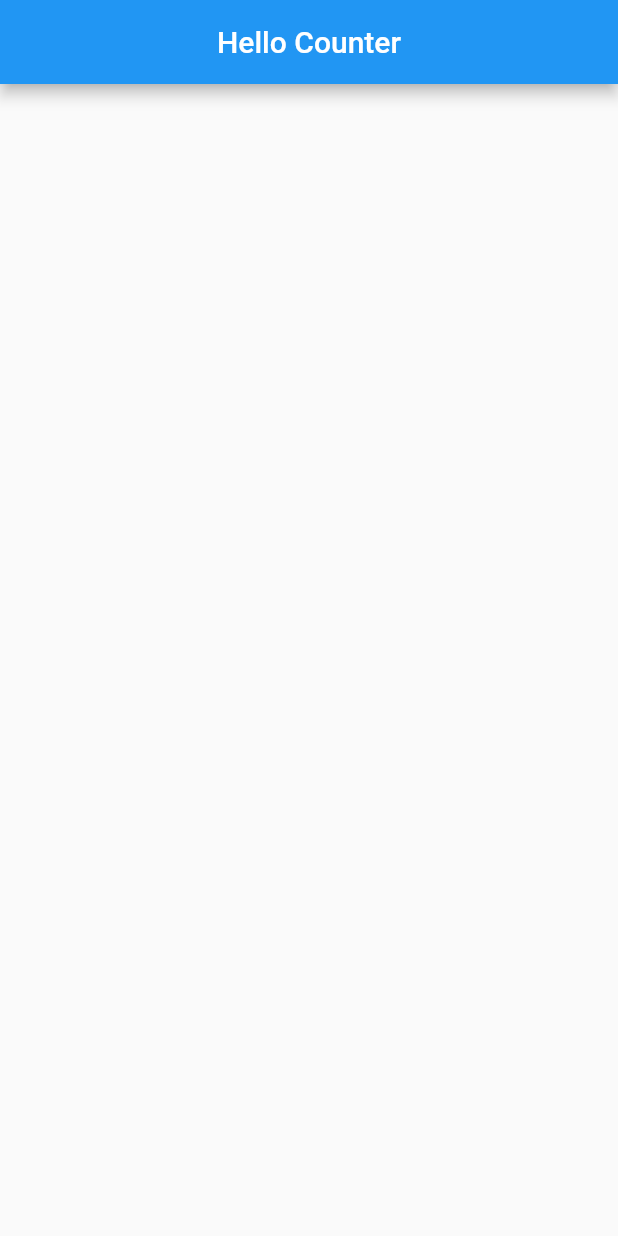
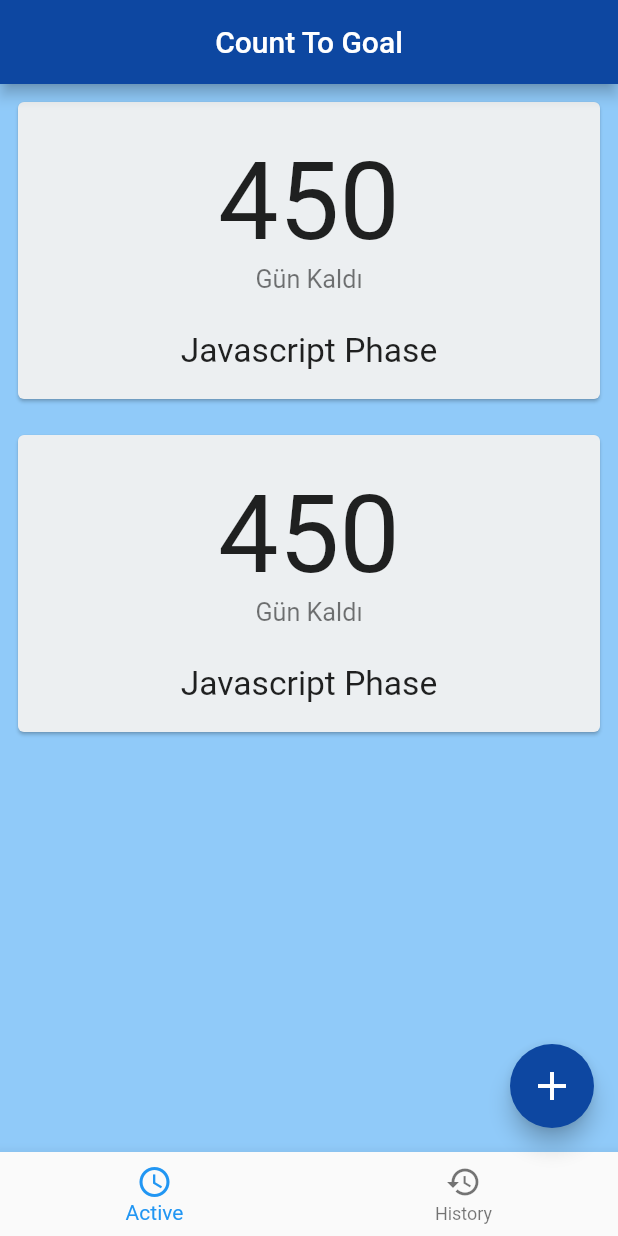
Before and after one commit to stelselim/CounterBack, a Flutter app: the screen it shows after launch, on a phone screen of 412 x 824 dp. Run offline on Flutter 3.47's test engine with Material 2 defaults, Android fonts, the phone set to English and light mode, and no system bars; our stand-ins replace flutter_datetime_picker, fluttertoast.

Commit message:
All Cards added and components created

```diff
--- /dev/null
+++ b/lib/Pages/mainbody.dart
@@ -0,0 +1,22 @@
+import 'package:counterback/components/counterCard.dart';
+import 'package:flutter/material.dart';
+
+class MainBody extends StatelessWidget {
+  const MainBody({Key key}) : super(key: key);
+
+  @override
+  Widget build(BuildContext context) {
+    return Container(
+      color: Colors.blue.shade200,
+      child: ListView.builder(
+        itemCount: 2,
+        itemBuilder: (BuildContext context, int index) {
+          return Padding(
+            padding: const EdgeInsets.all(8.0),
+            child: CounterCard(),
+          );
+        },
+      ),
+    );
+  }
+}
--- a/lib/Pages/mainpage.dart
+++ /dev/null
@@ -1,12 +0,0 @@
-import 'package:flutter/material.dart';
-
-
-class MainBody extends StatelessWidget {
-  const MainBody({Key key}) : super(key: key);
-
-  @override
-  Widget build(BuildContext context) {
-    return Container(
-    );
-  }
-}
--- a/lib/colors/primaryColors.dart
+++ b/lib/colors/primaryColors.dart
@@ -0,0 +1,5 @@
+import 'package:flutter/material.dart';
+
+
+Color primaryColor = Colors.blue.shade900;
+Color primaryBackgroundColor = Colors.blue.shade200;
--- /dev/null
+++ b/lib/components/counterCard.dart
@@ -0,0 +1,49 @@
+import 'package:flutter/material.dart';
+
+class CounterCard extends StatelessWidget {
+  final cardData;
+
+  CounterCard({
+    this.cardData,
+  });
+
+  @override
+  Widget build(BuildContext context) {
+    return Container(
+      decoration: BoxDecoration(
+        borderRadius: BorderRadius.circular(20),
+      ),
+      //width: MediaQuery.of(context).size.width*0.8,
+      height: MediaQuery.of(context).size.height * 0.25,
+      child: Card(
+        color: Colors.blueGrey.shade50,
+        child: Column(
+          mainAxisAlignment: MainAxisAlignment.spaceEvenly,
+          crossAxisAlignment: CrossAxisAlignment.center,
+          children: <Widget>[
+            ListTile(
+
+              title: Text(
+                "450",
+                textScaleFactor: 4.5,
+                textAlign: TextAlign.center,
+              ),
+              subtitle: Text(
+                "Gün Kaldı",
+                textScaleFactor: 1.2,
+                textAlign: TextAlign.center,
+              ),
+            ),
+            Text(
+              "Javascript Phase",
+              textScaleFactor: 1.6,
+              style: TextStyle(
+                fontWeight: FontWeight.w400,
+              ),
+            )
+          ],
+        ),
+      ),
+    );
+  }
+}
--- /dev/null
+++ b/lib/components/floatingButton.dart
@@ -0,0 +1,13 @@
+import 'package:counterback/colors/primaryColors.dart';
+import 'package:flutter/material.dart';
+
+FloatingActionButton homeFloatingActionButton(BuildContext context) {
+  return FloatingActionButton(
+    backgroundColor: primaryColor,
+    child: Icon(
+      Icons.add,
+      size: 32,
+    ),
+    onPressed: ()=>Navigator.pushNamed(context, "/add"),
+  );
+}
--- a/lib/main.dart
+++ b/lib/main.dart
@@ -1,27 +1,61 @@
-import 'package:counterback/Pages/mainpage.dart';
+import 'package:counterback/Pages/addNewEvent.dart';
+import 'package:counterback/Pages/historyPage.dart';
+import 'package:counterback/Pages/mainbody.dart';
+import 'package:counterback/colors/primaryColors.dart';
 import 'package:counterback/components/appbar.dart';
+import 'package:counterback/components/floatingButton.dart';
 import 'package:flutter/material.dart';
 
 void main() {
-  runApp(
-    MaterialApp(
-      home: Main(),
-    )
-
-
-  );
+  runApp(MaterialApp(
+    theme: ThemeData(
+      primaryColor: primaryColor,
+    ),
+    home: Main(),
+    routes: {
+      "/home":(context)=>Main(),
+      "/add":(context)=>NewEventPage(),
+    },
+  ));
 }
 
+class Main extends StatefulWidget {
+  const Main({Key key}) : super(key: key);
 
-class Main extends StatelessWidget {
-  const Main({Key key}) : super(key: key);
+  @override
+  _MainState createState() => _MainState();
+}
+
+class _MainState extends State<Main> {
+  int _index = 0;
 
   @override
   Widget build(BuildContext context) {
     return Container(
       child: Scaffold(
-        appBar: mainAppBar(appBarTitle:"Hello Counter"),
-        body: MainBody(),
+        appBar: mainAppBar(appBarTitle: "Count To Goal"),
+        body: _index == 0 ? MainBody() : HistoryBody(),
+        bottomNavigationBar: BottomNavigationBar(
+          // selectedFontSize: MediaQuery.of(context).textScaleFactor*14,
+          // unselectedFontSize: MediaQuery.of(context).textScaleFactor*14,
+          currentIndex: _index,
+          onTap: (index) {
+            setState(() {
+              _index = index;
+            });
+          },
+          items: [
+            BottomNavigationBarItem(
+              title: Text("Active"),
+              icon: Icon(Icons.schedule),
+            ),
+            BottomNavigationBarItem(
+              title: Text("History"),
+              icon: Icon(Icons.history),
+            ),
+          ],
+        ),
+        floatingActionButton: homeFloatingActionButton(context),
       ),
     );
   }
--- a/pubspec.yaml
+++ b/pubspec.yaml
@@ -24,6 +24,8 @@ dependencies:
   # The following adds the Cupertino Icons font to your application.
   # Use with the CupertinoIcons class for iOS style icons.
   cupertino_icons: ^0.1.3
+  flutter_datetime_picker: ^1.3.5
+  fluttertoast: ^3.1.3
 
 dev_dependencies:
   flutter_test:
```
Also changed, not shown: lib/Pages/addNewEvent.dart (added, +99 -0 lines), lib/Pages/historyPage.dart (added, +22 -0 lines), lib/components/appbar.dart (+11 -4 lines), pubspec.lock, 3 other files.
